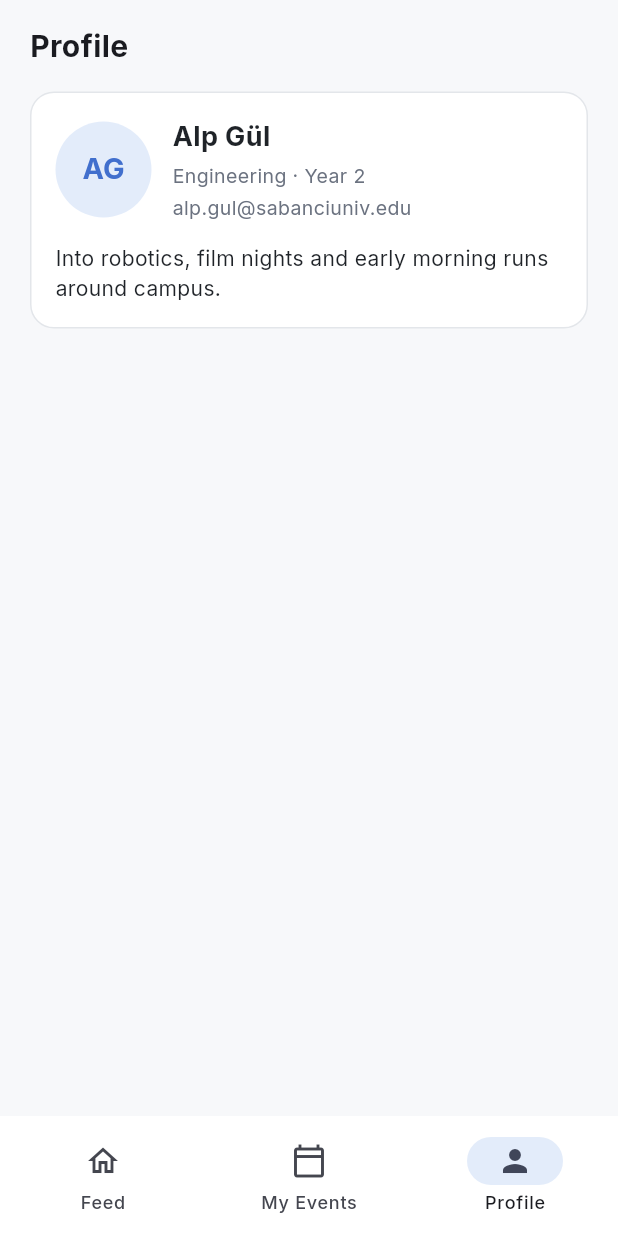
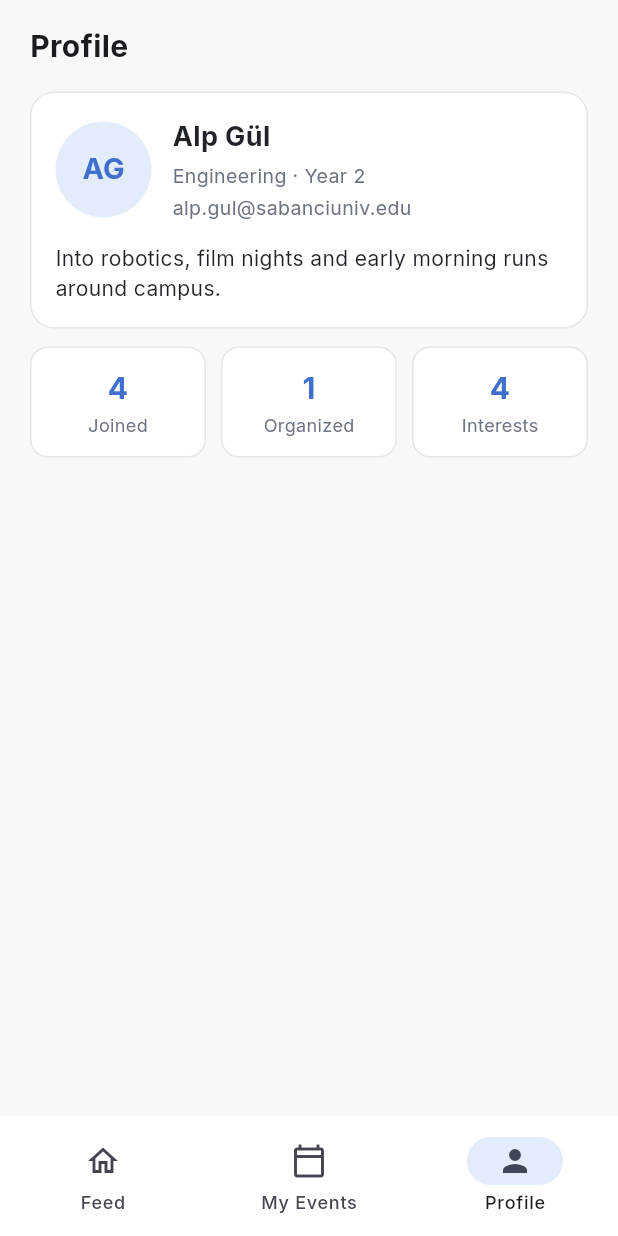
Before and after one commit to dolunayozbilgin/CampusConnect, a Flutter app: the EventFeedScreen screen opened directly, item 3 of the bottom bar chosen, on a phone screen of 412 x 824 dp. Run offline on Flutter 3.47's test engine with Material 3 defaults, Android fonts, the phone set to English and light mode, and no system bars; network calls fail.

Commit message:
Show joined, organized and interest counts on Profile

```diff
--- a/lib/screens/profile_screen.dart
+++ b/lib/screens/profile_screen.dart
@@ -4,6 +4,7 @@ import '../data/sample_profile.dart';
 import '../models/user_profile.dart';
 import '../utils/app_colors.dart';
 import '../widgets/profile_avatar.dart';
+import '../widgets/stat_tile.dart';
 
 // Shown inside the "Profile" tab of the bottom navigation, so it has no
 // Scaffold of its own.
@@ -30,6 +31,29 @@ class _ProfileScreenState extends State<ProfileScreen> {
           ),
           const SizedBox(height: 16),
           _ProfileHeader(profile: _profile),
+          const SizedBox(height: 12),
+          // Three equal boxes that share the row on any screen width.
+          Row(
+            children: [
+              Expanded(
+                child: StatTile(value: _profile.joinedCount, label: 'Joined'),
+              ),
+              const SizedBox(width: 10),
+              Expanded(
+                child: StatTile(
+                  value: _profile.organizedCount,
+                  label: 'Organized',
+                ),
+              ),
+              const SizedBox(width: 10),
+              Expanded(
+                child: StatTile(
+                  value: _profile.interests.length,
+                  label: 'Interests',
+                ),
+              ),
+            ],
+          ),
         ],
       ),
     );
--- /dev/null
+++ b/lib/widgets/stat_tile.dart
@@ -0,0 +1,45 @@
+import 'package:flutter/material.dart';
+
+import '../utils/app_colors.dart';
+
+// Small box with a number on top and a label below, e.g. "4 / Joined".
+class StatTile extends StatelessWidget {
+  const StatTile({super.key, required this.value, required this.label});
+
+  final int value;
+  final String label;
+
+  @override
+  Widget build(BuildContext context) {
+    return Container(
+      padding: const EdgeInsets.symmetric(vertical: 12, horizontal: 8),
+      decoration: BoxDecoration(
+        color: AppColors.surface,
+        borderRadius: BorderRadius.circular(12),
+        border: Border.all(color: AppColors.border),
+      ),
+      child: Column(
+        children: [
+          Text(
+            '$value',
+            style: const TextStyle(
+              fontSize: 20,
+              fontWeight: FontWeight.w700,
+              color: AppColors.primary,
+            ),
+          ),
+          const SizedBox(height: 2),
+          Text(
+            label,
+            maxLines: 1,
+            overflow: TextOverflow.ellipsis,
+            style: const TextStyle(
+              fontSize: 12,
+              color: AppColors.textSecondary,
+            ),
+          ),
+        ],
+      ),
+    );
+  }
+}
```
